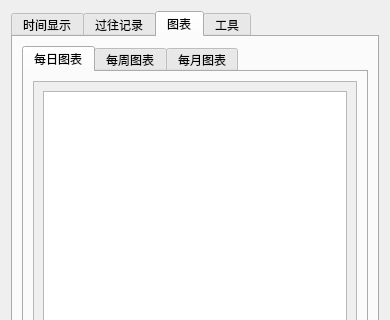
dashao643/WorkClock, file src/widget.ui: the form before one commit; both pictures show x 0 to 390 and y 0 to 320 of the 390 by 480 pixel window.
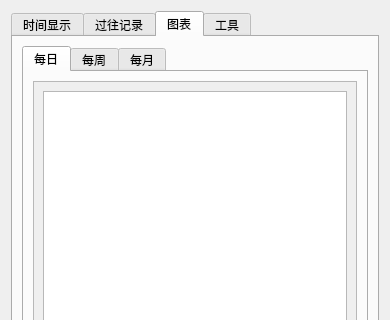
The form after the commit. The open tabs and pages were chosen to show the change. Custom widgets are drawn as their Qt base class.

Commit message: 图表:每日汇总,按周算日均,按月算日均以实现

The edit to the form file:
```diff
--- a/src/widget.ui
+++ b/src/widget.ui
@@ -385,7 +385,7 @@
          </property>
          <widget class="QWidget" name="tab1">
           <attribute name="title">
-           <string>每日图表</string>
+           <string>每日</string>
           </attribute>
           <layout class="QHBoxLayout" name="horizontalLayout_8">
            <item>
@@ -421,7 +421,7 @@
          </widget>
          <widget class="QWidget" name="tab2">
           <attribute name="title">
-           <string>每周图表</string>
+           <string>每周</string>
           </attribute>
           <layout class="QHBoxLayout" name="horizontalLayout_11">
            <item>
@@ -457,7 +457,7 @@
          </widget>
          <widget class="QWidget" name="tab3">
           <attribute name="title">
-           <string>每月图表</string>
+           <string>每月</string>
           </attribute>
           <layout class="QHBoxLayout" name="horizontalLayout_12">
            <item>
```
Left out of the diff: 2 changed lines with no effect on the pictures. The commit also changes 6 other files.
